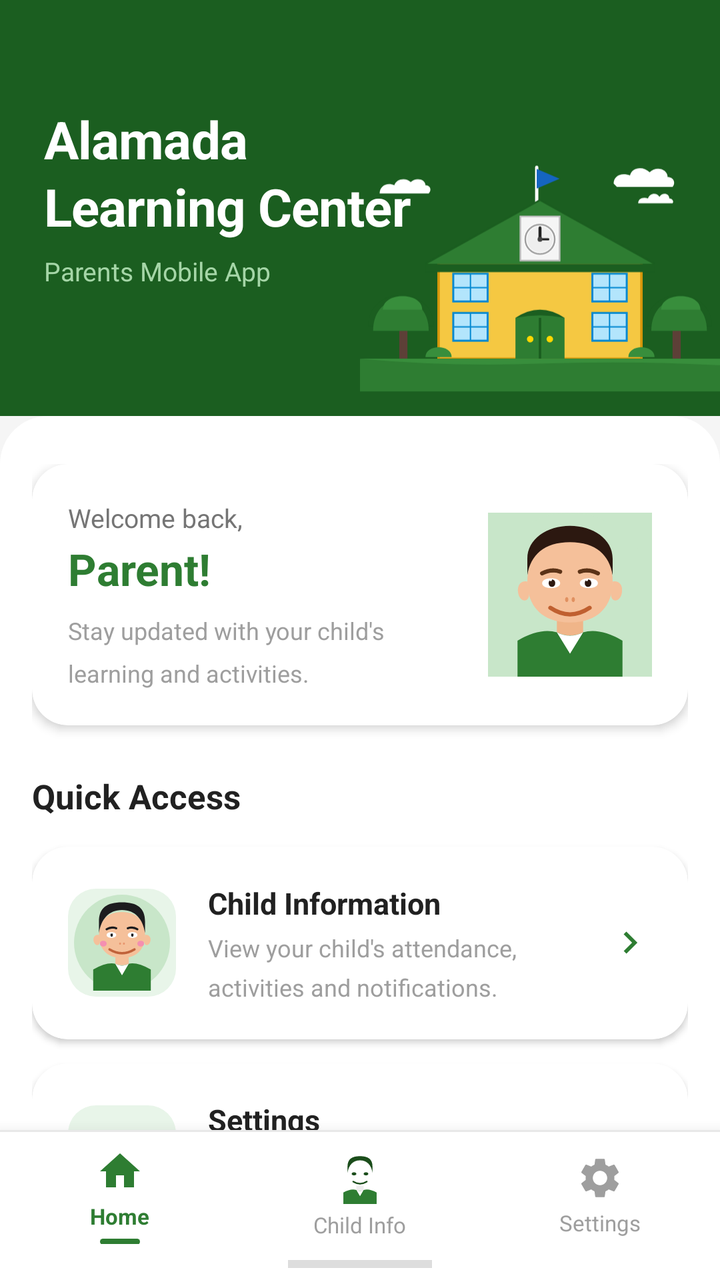
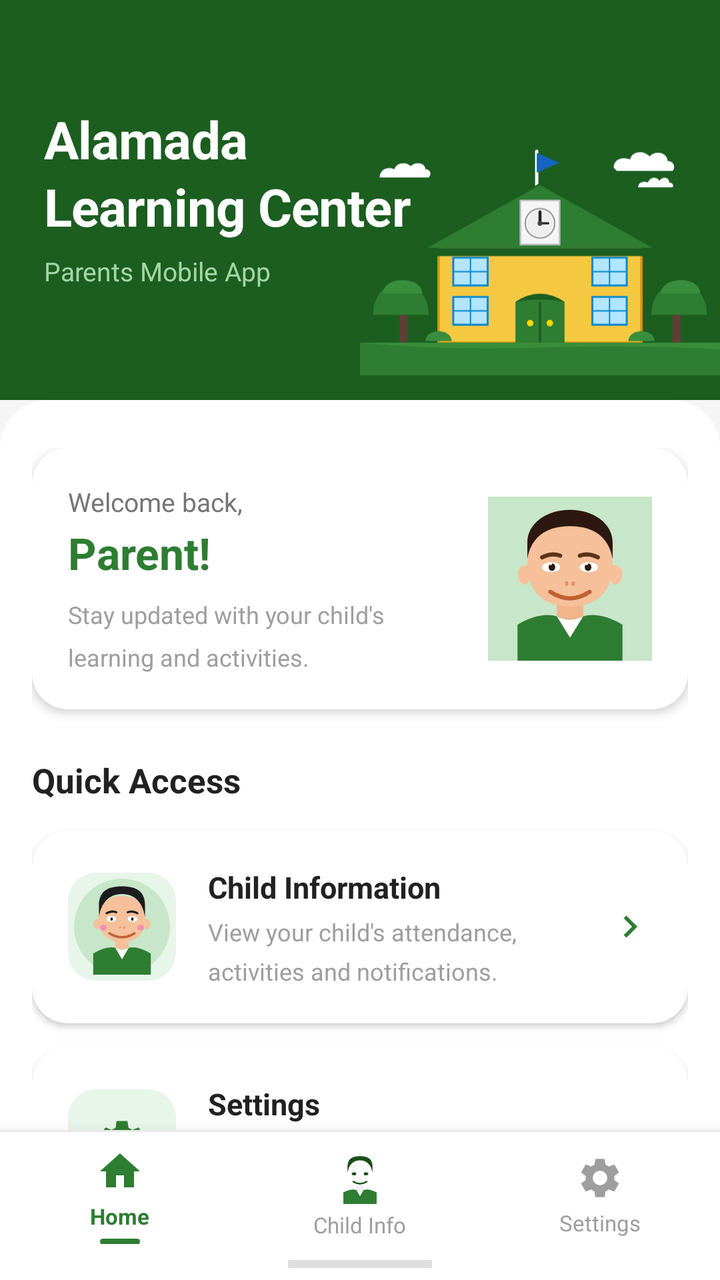

Compare the two renders of this Android layout. The source of the first and the diff that turns it into the second are given below.
<!-- AndroidManifest.xml: application theme Theme.AlamadaChildMonitor -->
<!-- res/layout/activity_dashboard.xml -->
<?xml version="1.0" encoding="utf-8"?>
<LinearLayout
    xmlns:android="http://schemas.android.com/apk/res/android"
    xmlns:app="http://schemas.android.com/apk/res-auto"
    android:layout_width="match_parent"
    android:layout_height="match_parent"
    android:orientation="vertical"
    android:background="#F5F5F5">

    
    <androidx.core.widget.NestedScrollView
        android:layout_width="match_parent"
        android:layout_height="0dp"
        android:layout_weight="1"
        android:fillViewport="true"
        android:overScrollMode="never">

        <LinearLayout
            android:layout_width="match_parent"
            android:layout_height="wrap_content"
            android:orientation="vertical">

            
            <RelativeLayout
                android:layout_width="match_parent"
                android:layout_height="wrap_content"
                android:background="@drawable/header_green_solid"
                android:paddingStart="22dp"
                android:paddingEnd="0dp"
                android:paddingTop="48dp"
                android:paddingBottom="0dp">

                
                <LinearLayout
                    android:id="@+id/ll_title"
                    android:layout_width="wrap_content"
                    android:layout_height="wrap_content"
                    android:orientation="vertical"
                    android:layout_alignParentStart="true"
                    android:layout_centerVertical="false"
                    android:layout_marginTop="4dp">

                    <TextView
                        android:layout_width="wrap_content"
                        android:layout_height="wrap_content"
                        android:text="Alamada\nLearning Center"
                        android:textColor="#FFFFFF"
                        android:textSize="26sp"
                        android:textStyle="bold"
                        android:lineSpacingMultiplier="1.1"
                        android:letterSpacing="-0.01"/>

                    <TextView
                        android:layout_width="wrap_content"
                        android:layout_height="wrap_content"
                        android:text="Parents Mobile App"
                        android:textColor="#A5D6A7"
                        android:textSize="13sp"
                        android:layout_marginTop="6dp"/>
                </LinearLayout>

                
                <ImageView
                    android:layout_width="180dp"
                    android:layout_height="160dp"
                    android:src="@drawable/ic_school_building"
                    android:scaleType="fitEnd"
                    android:adjustViewBounds="true"
                    android:layout_alignParentEnd="true"
                    android:layout_alignParentBottom="true"
                    android:contentDescription="School building"/>

            </RelativeLayout>

            
            <LinearLayout
                android:layout_width="match_parent"
                android:layout_height="wrap_content"
                android:orientation="vertical"
                android:background="@drawable/rounded_top_white"
                android:paddingTop="24dp"
                android:paddingStart="16dp"
                android:paddingEnd="16dp"
                android:paddingBottom="28dp">

                
                <androidx.cardview.widget.CardView
                    android:layout_width="match_parent"
                    android:layout_height="wrap_content"
                    android:layout_marginBottom="24dp"
                    app:cardCornerRadius="18dp"
                    app:cardElevation="3dp"
                    app:cardBackgroundColor="#FFFFFF">

                    <LinearLayout
                        android:layout_width="match_parent"
                        android:layout_height="wrap_content"
                        android:orientation="horizontal"
                        android:padding="18dp"
                        android:gravity="center_vertical">

                        
                        <LinearLayout
                            android:layout_width="0dp"
                            android:layout_height="wrap_content"
                            android:layout_weight="1"
                            android:orientation="vertical">

                            <TextView
                                android:layout_width="wrap_content"
                                android:layout_height="wrap_content"
                                android:text="Welcome back,"
                                android:textSize="13sp"
                                android:textColor="#757575"/>

                            <TextView
                                android:id="@+id/tv_welcome"
                                android:layout_width="wrap_content"
                                android:layout_height="wrap_content"
                                android:text="Parent!"
                                android:textSize="22sp"
                                android:textStyle="bold"
                                android:textColor="#2E7D32"
                                android:layout_marginTop="2dp"
                                android:layout_marginBottom="8dp"/>

                            <TextView
                                android:layout_width="wrap_content"
                                android:layout_height="wrap_content"
                                android:text="Stay updated with your child&#39;s\nlearning and activities."
                                android:textSize="12sp"
                                android:textColor="#9E9E9E"
                                android:lineSpacingMultiplier="1.45"/>
                        </LinearLayout>

                        
                        <FrameLayout
                            android:layout_width="82dp"
                            android:layout_height="82dp"
                            android:layout_marginStart="14dp">

                            
                            <View
                                android:layout_width="82dp"
                                android:layout_height="82dp"
                                android:background="@drawable/circle_avatar_bg"/>

                            
                            <ImageView
                                android:id="@+id/tv_avatar"
                                android:layout_width="82dp"
                                android:layout_height="82dp"
                                android:src="@drawable/ic_parent_avatar"
                                android:scaleType="fitCenter"
                                android:contentDescription="Parent avatar"/>

                        </FrameLayout>

                    </LinearLayout>
                </androidx.cardview.widget.CardView>

                
                <TextView
                    android:layout_width="wrap_content"
                    android:layout_height="wrap_content"
                    android:text="Quick Access"
                    android:textSize="17sp"
                    android:textStyle="bold"
                    android:textColor="#212121"
                    android:layout_marginBottom="14dp"/>

                
                <androidx.cardview.widget.CardView
                    android:id="@+id/card_child_info"
                    android:layout_width="match_parent"
                    android:layout_height="wrap_content"
                    android:layout_marginBottom="12dp"
                    android:foreground="?attr/selectableItemBackground"
                    android:clickable="true"
                    android:focusable="true"
                    app:cardCornerRadius="18dp"
                    app:cardElevation="2dp"
                    app:cardBackgroundColor="#FFFFFF">

                    <LinearLayout
                        android:layout_width="match_parent"
                        android:layout_height="wrap_content"
                        android:orientation="horizontal"
                        android:padding="18dp"
                        android:gravity="center_vertical">

                        
                        <FrameLayout
                            android:layout_width="54dp"
                            android:layout_height="54dp"
                            android:layout_marginEnd="16dp"
                            android:background="@drawable/quick_icon_bg_green">

                            <ImageView
                                android:layout_width="48dp"
                                android:layout_height="48dp"
                                android:layout_gravity="center"
                                android:src="@drawable/ic_child_avatar"
                                android:scaleType="fitCenter"
                                android:contentDescription="Child"/>
                        </FrameLayout>

                        
                        <LinearLayout
                            android:layout_width="0dp"
                            android:layout_height="wrap_content"
                            android:layout_weight="1"
                            android:orientation="vertical">

                            <TextView
                                android:layout_width="wrap_content"
                                android:layout_height="wrap_content"
                                android:text="Child Information"
                                android:textSize="15sp"
                                android:textStyle="bold"
                                android:textColor="#212121"/>

                            <TextView
                                android:layout_width="wrap_content"
                                android:layout_height="wrap_content"
                                android:text="View your child&#39;s attendance,\nactivities and notifications."
                                android:textSize="12sp"
                                android:textColor="#9E9E9E"
                                android:lineSpacingMultiplier="1.35"
                                android:layout_marginTop="4dp"/>
                        </LinearLayout>

                        
                        <ImageView
                            android:layout_width="22dp"
                            android:layout_height="22dp"
                            android:src="@drawable/ic_arrow_right"
                            android:layout_marginStart="8dp"
                            android:contentDescription="Open"/>

                    </LinearLayout>
                </androidx.cardview.widget.CardView>

                
                <androidx.cardview.widget.CardView
                    android:id="@+id/card_settings"
                    android:layout_width="match_parent"
                    android:layout_height="wrap_content"
                    android:layout_marginBottom="12dp"
                    android:foreground="?attr/selectableItemBackground"
                    android:clickable="true"
                    android:focusable="true"
                    app:cardCornerRadius="18dp"
                    app:cardElevation="2dp"
                    app:cardBackgroundColor="#FFFFFF">

                    <LinearLayout
                        android:layout_width="match_parent"
                        android:layout_height="wrap_content"
                        android:orientation="horizontal"
                        android:padding="18dp"
                        android:gravity="center_vertical">

                        <FrameLayout
                            android:layout_width="54dp"
                            android:layout_height="54dp"
                            android:layout_marginEnd="16dp"
                            android:background="@drawable/quick_icon_bg_green">

                            <ImageView
                                android:layout_width="28dp"
                                android:layout_height="28dp"
                                android:layout_gravity="center"
                                android:src="@drawable/ic_settings_card"
                                android:contentDescription="Settings"/>
                        </FrameLayout>

                        <LinearLayout
                            android:layout_width="0dp"
                            android:layout_height="wrap_content"
                            android:layout_weight="1"
                            android:orientation="vertical">

                            <TextView
                                android:layout_width="wrap_content"
                                android:layout_height="wrap_content"
                                android:text="Settings"
                                android:textSize="15sp"
                                android:textStyle="bold"
                                android:textColor="#212121"/>

                            <TextView
                                android:layout_width="wrap_content"
                                android:layout_height="wrap_content"
                                android:text="Manage your profile\nand security settings."
                                android:textSize="12sp"
                                android:textColor="#9E9E9E"
                                android:lineSpacingMultiplier="1.35"
                                android:layout_marginTop="4dp"/>
                        </LinearLayout>

                        <ImageView
                            android:layout_width="22dp"
                            android:layout_height="22dp"
                            android:src="@drawable/ic_arrow_right"
                            android:layout_marginStart="8dp"
                            android:contentDescription="Open"/>

                    </LinearLayout>
                </androidx.cardview.widget.CardView>

                
                <androidx.cardview.widget.CardView
                    android:id="@+id/card_notifications"
                    android:layout_width="match_parent"
                    android:layout_height="wrap_content"
                    android:layout_marginBottom="4dp"
                    android:foreground="?attr/selectableItemBackground"
                    android:clickable="true"
                    android:focusable="true"
                    app:cardCornerRadius="18dp"
                    app:cardElevation="2dp"
                    app:cardBackgroundColor="#FFFFFF">

                    <LinearLayout
                        android:layout_width="match_parent"
                        android:layout_height="wrap_content"
                        android:orientation="horizontal"
                        android:padding="18dp"
                        android:gravity="center_vertical">

                        
                        <FrameLayout
                            android:layout_width="54dp"
                            android:layout_height="54dp"
                            android:layout_marginEnd="16dp">

                            <FrameLayout
                                android:layout_width="54dp"
                                android:layout_height="54dp"
                                android:background="@drawable/quick_icon_bg_green">

                                <ImageView
                                    android:layout_width="28dp"
                                    android:layout_height="28dp"
                                    android:layout_gravity="center"
                                    android:src="@drawable/ic_bell_card"
                                    android:contentDescription="Notifications"/>
                            </FrameLayout>

                            
                            <TextView
                                android:id="@+id/tv_notif_badge"
                                android:layout_width="18dp"
                                android:layout_height="18dp"
                                android:background="@drawable/badge_red_circle"
                                android:textColor="#FFFFFF"
                                android:textSize="9sp"
                                android:textStyle="bold"
                                android:gravity="center"
                                android:layout_gravity="top|end"
                                android:visibility="gone"/>
                        </FrameLayout>

                        <LinearLayout
                            android:layout_width="0dp"
                            android:layout_height="wrap_content"
                            android:layout_weight="1"
                            android:orientation="vertical">

                            <TextView
                                android:layout_width="wrap_content"
                                android:layout_height="wrap_content"
                                android:text="Notifications"
                                android:textSize="15sp"
                                android:textStyle="bold"
                                android:textColor="#212121"/>

                            <TextView
                                android:layout_width="wrap_content"
                                android:layout_height="wrap_content"
                                android:text="View important announcements\nand updates."
                                android:textSize="12sp"
                                android:textColor="#9E9E9E"
                                android:lineSpacingMultiplier="1.35"
                                android:layout_marginTop="4dp"/>
                        </LinearLayout>

                        <ImageView
                            android:layout_width="22dp"
                            android:layout_height="22dp"
                            android:src="@drawable/ic_arrow_right"
                            android:layout_marginStart="8dp"
                            android:contentDescription="Open"/>

                    </LinearLayout>
                </androidx.cardview.widget.CardView>

            </LinearLayout>
        </LinearLayout>
    </androidx.core.widget.NestedScrollView>

    
    <LinearLayout
        android:layout_width="match_parent"
        android:layout_height="wrap_content"
        android:orientation="vertical"
        android:background="#FFFFFF"
        android:elevation="12dp">

        
        <View
            android:layout_width="match_parent"
            android:layout_height="1dp"
            android:background="#E8E8E8"/>

        
        <LinearLayout
            android:layout_width="match_parent"
            android:layout_height="62dp"
            android:orientation="horizontal">

            
            <LinearLayout
                android:id="@+id/tab_home"
                android:layout_width="0dp"
                android:layout_height="match_parent"
                android:layout_weight="1"
                android:orientation="vertical"
                android:gravity="center"
                android:paddingTop="8dp"
                android:paddingBottom="6dp"
                android:background="?attr/selectableItemBackgroundBorderless"
                android:clickable="true"
                android:focusable="true">

                <ImageView
                    android:layout_width="24dp"
                    android:layout_height="24dp"
                    android:src="@drawable/ic_home"
                    android:contentDescription="Home"/>

                <TextView
                    android:layout_width="wrap_content"
                    android:layout_height="wrap_content"
                    android:text="Home"
                    android:textSize="11sp"
                    android:textColor="#2E7D32"
                    android:textStyle="bold"
                    android:layout_marginTop="3dp"/>

                
                <View
                    android:layout_width="20dp"
                    android:layout_height="3dp"
                    android:background="@drawable/tab_active_indicator"
                    android:layout_marginTop="4dp"/>

            </LinearLayout>

            
            <LinearLayout
                android:id="@+id/tab_child"
                android:layout_width="0dp"
                android:layout_height="match_parent"
                android:layout_weight="1"
                android:orientation="vertical"
                android:gravity="center"
                android:paddingTop="8dp"
                android:paddingBottom="6dp"
                android:background="?attr/selectableItemBackgroundBorderless"
                android:clickable="true"
                android:focusable="true">

                <ImageView
                    android:layout_width="26dp"
                    android:layout_height="26dp"
                    android:src="@drawable/ic_child_nav"
                    android:scaleType="fitCenter"
                    android:contentDescription="Child Info"/>

                <TextView
                    android:layout_width="wrap_content"
                    android:layout_height="wrap_content"
                    android:text="Child Info"
                    android:textSize="11sp"
                    android:textColor="#9E9E9E"
                    android:layout_marginTop="3dp"/>

            </LinearLayout>

            
            <LinearLayout
                android:id="@+id/tab_settings"
                android:layout_width="0dp"
                android:layout_height="match_parent"
                android:layout_weight="1"
                android:orientation="vertical"
                android:gravity="center"
                android:paddingTop="8dp"
                android:paddingBottom="6dp"
                android:background="?attr/selectableItemBackgroundBorderless"
                android:clickable="true"
                android:focusable="true">

                <ImageView
                    android:layout_width="24dp"
                    android:layout_height="24dp"
                    android:src="@drawable/ic_settings"
                    android:contentDescription="Settings"/>

                <TextView
                    android:layout_width="wrap_content"
                    android:layout_height="wrap_content"
                    android:text="Settings"
                    android:textSize="11sp"
                    android:textColor="#9E9E9E"
                    android:layout_marginTop="3dp"/>

            </LinearLayout>

        </LinearLayout>

        
        <View
            android:layout_width="72dp"
            android:layout_height="4dp"
            android:background="#212121"
            android:alpha="0.15"
            android:layout_gravity="center_horizontal"
            android:layout_marginTop="2dp"
            android:layout_marginBottom="6dp"/>

    </LinearLayout>

</LinearLayout>
<!-- resources referenced by this layout -->
<resources>
  <!-- drawable badge_red_circle (drawable) -->
  <?xml version="1.0" encoding="utf-8"?>
  <shape xmlns:android="http://schemas.android.com/apk/res/android"
      android:shape="oval">
      <solid android:color="#C62828"/>
  </shape>
  <!-- drawable circle_avatar_bg (drawable) -->
  <?xml version="1.0" encoding="utf-8"?>
  <shape xmlns:android="http://schemas.android.com/apk/res/android"
      android:shape="oval">
      <solid android:color="#E8F5E9"/>
      <stroke android:width="2dp" android:color="#A5D6A7"/>
  </shape>
  <!-- drawable header_green_solid (drawable) -->
  <?xml version="1.0" encoding="utf-8"?>
  <shape xmlns:android="http://schemas.android.com/apk/res/android"
      android:shape="rectangle">
      <solid android:color="#1B5E20"/>
  </shape>
  <!-- drawable ic_arrow_right (drawable) -->
  <?xml version="1.0" encoding="utf-8"?>
  <vector xmlns:android="http://schemas.android.com/apk/res/android"
      android:width="24dp"
      android:height="24dp"
      android:viewportWidth="24"
      android:viewportHeight="24">
      <path
          android:fillColor="#2E7D32"
          android:pathData="M8.59,16.59L13.17,12 8.59,7.41 10,6l6,6-6,6-1.41-1.41z"/>
  </vector>
  <!-- drawable ic_bell_card (drawable) -->
  <?xml version="1.0" encoding="utf-8"?>
  <vector xmlns:android="http://schemas.android.com/apk/res/android"
      android:width="28dp"
      android:height="28dp"
      android:viewportWidth="24"
      android:viewportHeight="24">
      <path
          android:fillColor="#2E7D32"
          android:pathData="M12,22c1.1,0 2,-0.9 2,-2h-4c0,1.1 0.9,2 2,2zM18,16v-5c0,-3.07 -1.64,-5.64 -4.5,-6.32L13.5,4c0,-0.83 -0.67,-1.5 -1.5,-1.5s-1.5,0.67 -1.5,1.5v0.68C7.63,5.36 6,7.92 6,11v5l-2,2v1h16v-1l-2,-2z"/>
  </vector>
  <!-- drawable ic_home (drawable) -->
  <?xml version="1.0" encoding="utf-8"?>
  <vector xmlns:android="http://schemas.android.com/apk/res/android"
      android:width="24dp"
      android:height="24dp"
      android:viewportWidth="24"
      android:viewportHeight="24">
      <path
          android:fillColor="#2E7D32"
          android:pathData="M10,20v-6h4v6h5v-8h3L12,3 2,12h3v8z"/>
  </vector>
  <!-- drawable quick_icon_bg_green (drawable) -->
  <?xml version="1.0" encoding="utf-8"?>
  <shape xmlns:android="http://schemas.android.com/apk/res/android"
      android:shape="rectangle">
      <solid android:color="#E8F5E9"/>
      <corners android:radius="14dp"/>
  </shape>
  <!-- drawable rounded_top_white (drawable) -->
  <?xml version="1.0" encoding="utf-8"?>
  <shape xmlns:android="http://schemas.android.com/apk/res/android"
      android:shape="rectangle">
      <solid android:color="#FFFFFF"/>
      <corners
          android:topLeftRadius="24dp"
          android:topRightRadius="24dp"
          android:bottomLeftRadius="0dp"
          android:bottomRightRadius="0dp"/>
  </shape>
  <!-- drawable tab_active_indicator (drawable) -->
  <?xml version="1.0" encoding="utf-8"?>
  <shape xmlns:android="http://schemas.android.com/apk/res/android"
      android:shape="rectangle">
      <solid android:color="#2E7D32"/>
      <corners android:radius="4dp"/>
  </shape>
  <style name="Theme.AlamadaChildMonitor" parent="Theme.MaterialComponents.DayNight.NoActionBar">
          <item name="colorPrimary">@color/primary</item>
          <item name="colorPrimaryDark">@color/primary_dark</item>
          <item name="colorAccent">@color/accent</item>
          <item name="android:windowBackground">@color/background</item>
          <item name="android:statusBarColor">@color/primary_dark</item>
          <item name="android:navigationBarColor">@color/white</item>
      </style>
  <color name="primary">         #2E7D32</color>
  <color name="primary_dark">    #1B5E20</color>
  <color name="accent">          #FF6F00</color>
  <color name="background">      #F5F5F5</color>
  <color name="white">           #FFFFFF</color>
  <!-- unchanged entries left out for length: 6 -->
</resources>

<!-- the commit's change to res/layout/activity_dashboard.xml (unified diff, before → after) -->
@@ -23,7 +23,7 @@
             
             <RelativeLayout
                 android:layout_width="match_parent"
-                android:layout_height="wrap_content"
+                android:layout_height="200dp"
                 android:background="@drawable/header_green_solid"
                 android:paddingStart="22dp"
                 android:paddingEnd="0dp"
